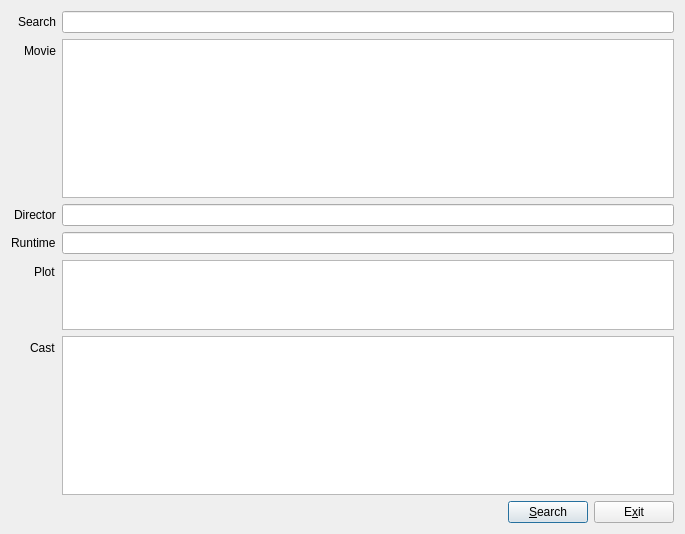
Before: the Qt Designer form ui_moviedialog.ui in timcking/pyqt-imdb, drawn with Qt 5.
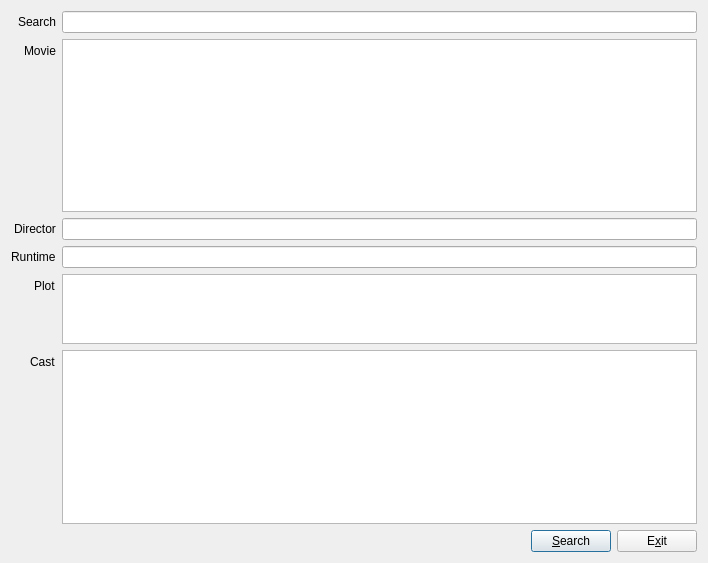
After: the same form once the commit is applied. Icons and pictures are not drawn.

Commit message: Headshot moved to a label image

Patch:
```diff
--- a/ui_moviedialog.ui
+++ b/ui_moviedialog.ui
@@ -6,8 +6,8 @@
    <rect>
     <x>0</x>
     <y>0</y>
-    <width>685</width>
-    <height>534</height>
+    <width>708</width>
+    <height>563</height>
    </rect>
   </property>
   <property name="minimumSize">
```
Left out of the diff: 4 changed lines with no effect on the pictures. The commit also changes 7 other files.
